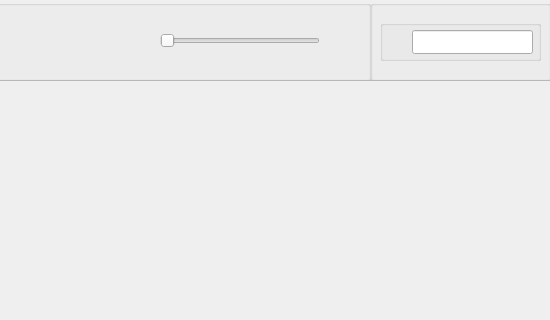
This is layout/mainwindow.ui in MCMi460/razor as Qt 5 draws it before an edit; both pictures show x 410 to 960 and y 0 to 320 of the 960 by 600 pixel window. The edited form follows.
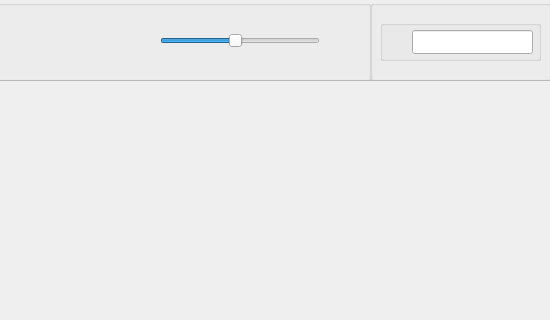
This is the edited form.

The edit to the form file:
```diff
--- a/layout/mainwindow.ui
+++ b/layout/mainwindow.ui
@@ -178,9 +178,21 @@
       <height>21</height>
      </rect>
     </property>
+    <property name="minimum">
+     <number>30</number>
+    </property>
+    <property name="maximum">
+     <number>180</number>
+    </property>
+    <property name="value">
+     <number>100</number>
+    </property>
     <property name="orientation">
      <enum>Qt::Horizontal</enum>
     </property>
+    <property name="tickInterval">
+     <number>1</number>
+    </property>
    </widget>
    <widget class="QLabel" name="volumeMax">
     <property name="geometry">
```
